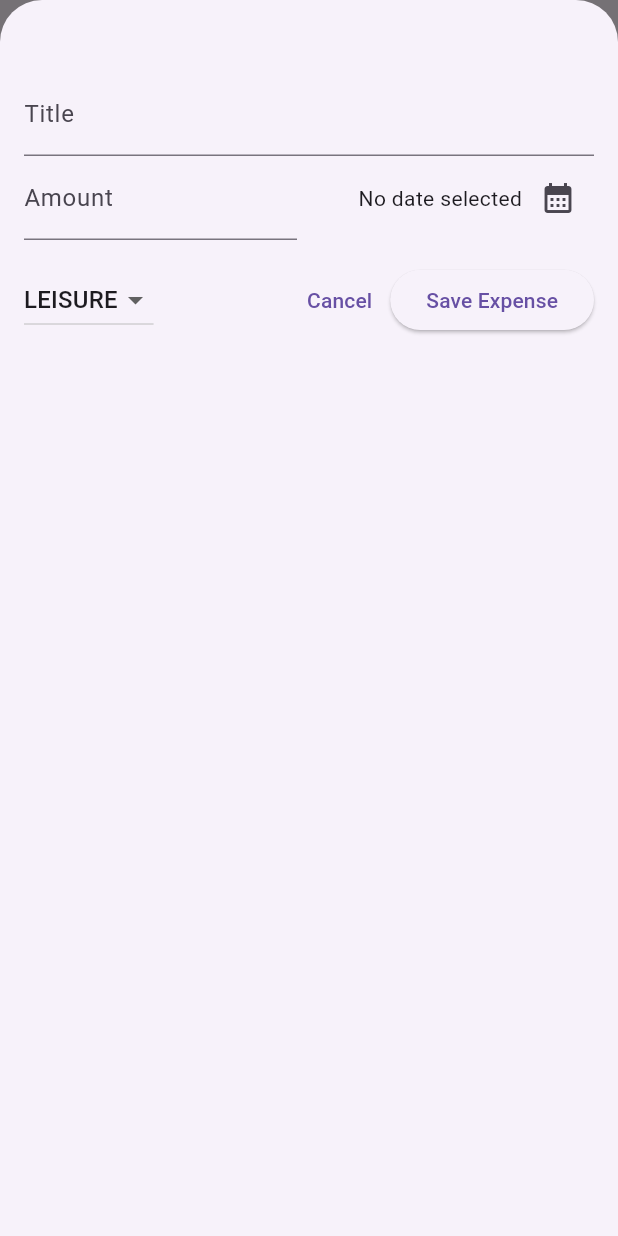
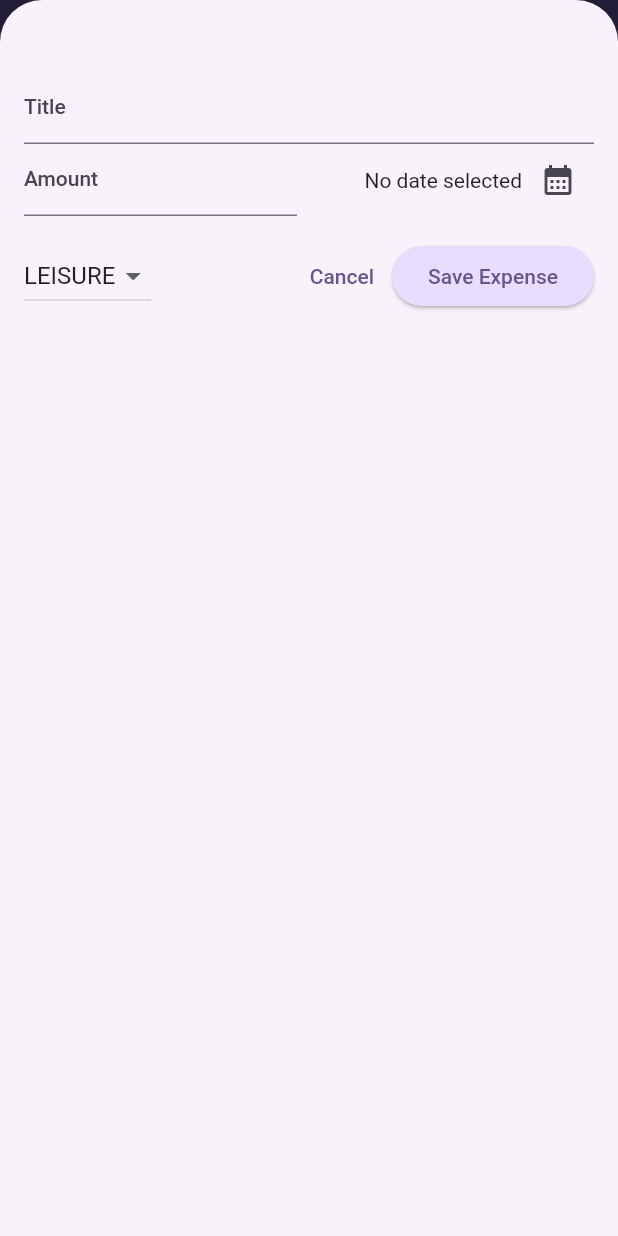
Before and after one commit to ireero/flutter_course_expanse_tracker, a Flutter app: the screen it shows after launch, after a tap on the "add" icon, on a phone screen of 412 x 824 dp. Run offline on Flutter 3.47's test engine with Material 2 defaults, Android fonts, the phone set to English and light mode, and no system bars.

Commit message:
Avançando nos estudos do curso.

```diff
--- a/lib/expenses.dart
+++ b/lib/expenses.dart
@@ -42,13 +42,38 @@ class _ExpansesState extends State<Expenses> {
   }
 
   void _removeExpense(Expense expense) {
+    final expenseIndex = _registerExpenses.indexOf(expense);
     setState(() {
       _registerExpenses.remove(expense);
     });
+    ScaffoldMessenger.of(context).clearSnackBars();
+    ScaffoldMessenger.of(context).showSnackBar(SnackBar(
+      duration: const Duration(seconds: 3),
+      content: const Text('Expense deleted.'),
+      action: SnackBarAction(
+        label: 'Undo',
+        onPressed: () {
+          setState(() {
+            _registerExpenses.insert(expenseIndex, expense);
+          });
+        },
+      ),
+    ));
   }
 
   @override
   Widget build(BuildContext context) {
+    Widget mainContent = const Center(
+      child: Text('No expenses found. Start adding some!'),
+    );
+
+    if (_registerExpenses.isNotEmpty) {
+      mainContent = ExpensesList(
+        expenses: _registerExpenses,
+        onRemoveExpense: _removeExpense,
+      );
+    }
+
     // TODO: implement build
     return Scaffold(
       appBar: AppBar(
@@ -62,10 +87,7 @@ class _ExpansesState extends State<Expenses> {
         children: [
           const Text('The Chart'),
           Expanded(
-            child: ExpensesList(
-              expenses: _registerExpenses,
-              onRemoveExpense: _removeExpense,
-            ),
+            child: mainContent,
           )
         ],
       ),
--- a/lib/main.dart
+++ b/lib/main.dart
@@ -1,11 +1,33 @@
 import 'package:flutter/material.dart';
 import 'package:expanse_tracker/expenses.dart';
 
+var kColorScheme =
+    ColorScheme.fromSeed(seedColor: const Color.fromARGB(255, 96, 59, 181));
+
 void main() {
-  runApp(
-    MaterialApp(
-      theme: ThemeData(useMaterial3: true),
-      home: const Expenses(),
+  runApp(MaterialApp(
+    theme: ThemeData().copyWith(
+      useMaterial3: true,
+      colorScheme: kColorScheme,
+      appBarTheme: const AppBarTheme().copyWith(
+        backgroundColor: kColorScheme.onPrimaryContainer,
+        foregroundColor: kColorScheme.primaryContainer,
+      ),
+      cardTheme: const CardTheme().copyWith(
+          color: kColorScheme.secondaryContainer,
+          margin: const EdgeInsets.symmetric(horizontal: 16, vertical: 8)),
+      elevatedButtonTheme: ElevatedButtonThemeData(
+        style: ElevatedButton.styleFrom(
+          backgroundColor: kColorScheme.primaryContainer,
+        ),
+      ),
+      textTheme: ThemeData().textTheme.copyWith(
+            titleLarge: TextStyle(
+                fontWeight: FontWeight.bold,
+                color: kColorScheme.onPrimaryContainer,
+                fontSize: 17),
+          ),
     ),
-  );
+    home: const Expenses(),
+  ));
 }
--- a/lib/widgets/expenses_list.dart
+++ b/lib/widgets/expenses_list.dart
@@ -1,6 +1,8 @@
+import 'package:expanse_tracker/main.dart';
 import 'package:flutter/cupertino.dart';
 import 'package:expanse_tracker/models/expense.dart';
 import 'package:expanse_tracker/widgets/expenses_list/expense_item.dart';
+import 'package:flutter/material.dart';
 
 class ExpensesList extends StatelessWidget {
   const ExpensesList(
@@ -15,6 +17,11 @@ class ExpensesList extends StatelessWidget {
     return ListView.builder(
       itemCount: expenses.length,
       itemBuilder: (ctx, index) => Dismissible(
+        background: Container(
+          color: kColorScheme.error.withOpacity(0.75),
+          margin: EdgeInsets.symmetric(
+              horizontal: Theme.of(context).cardTheme.margin!.horizontal),
+        ),
         onDismissed: (direction) {
           onRemoveExpense(expenses[index]);
         },
--- a/lib/widgets/expenses_list/expense_item.dart
+++ b/lib/widgets/expenses_list/expense_item.dart
@@ -13,8 +13,12 @@ class ExpenseItem extends StatelessWidget {
       child: Padding(
         padding: const EdgeInsets.symmetric(horizontal: 20, vertical: 16),
         child: Column(
+          crossAxisAlignment: CrossAxisAlignment.start,
           children: [
-            Text(expense.title),
+            Text(
+              expense.title,
+              style: Theme.of(context).textTheme.titleLarge,
+            ),
             const SizedBox(
               height: 4,
             ),
```
